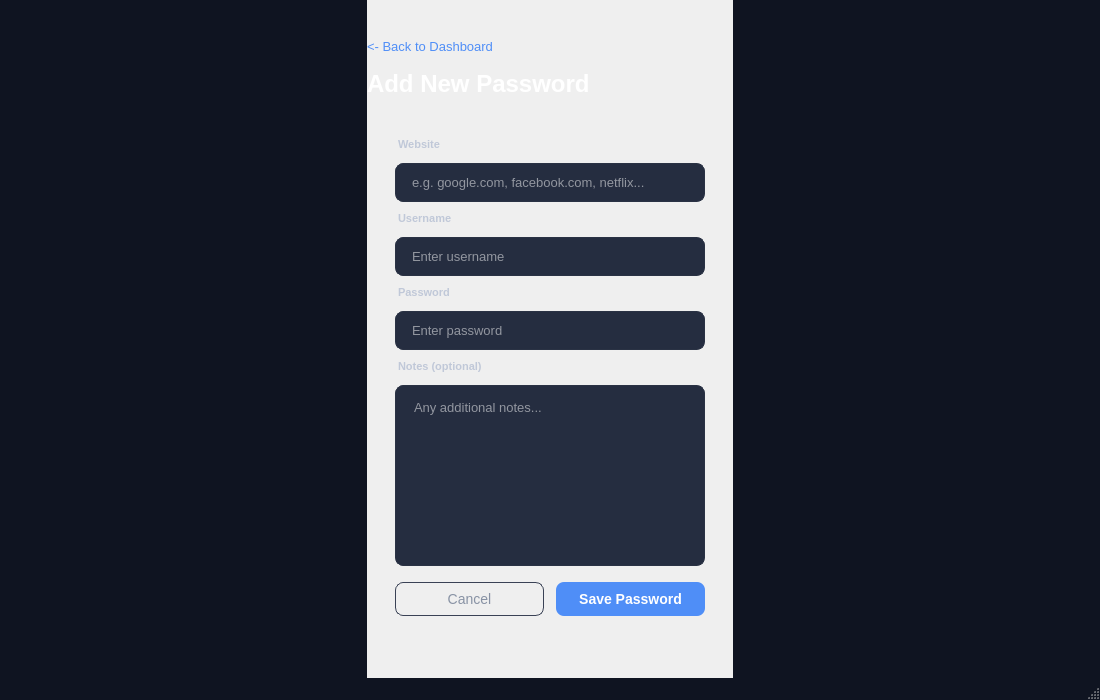
First picture: the form in HashVault/HashVault.ui, repository Sanketpatil27/HashVault, before the edit.
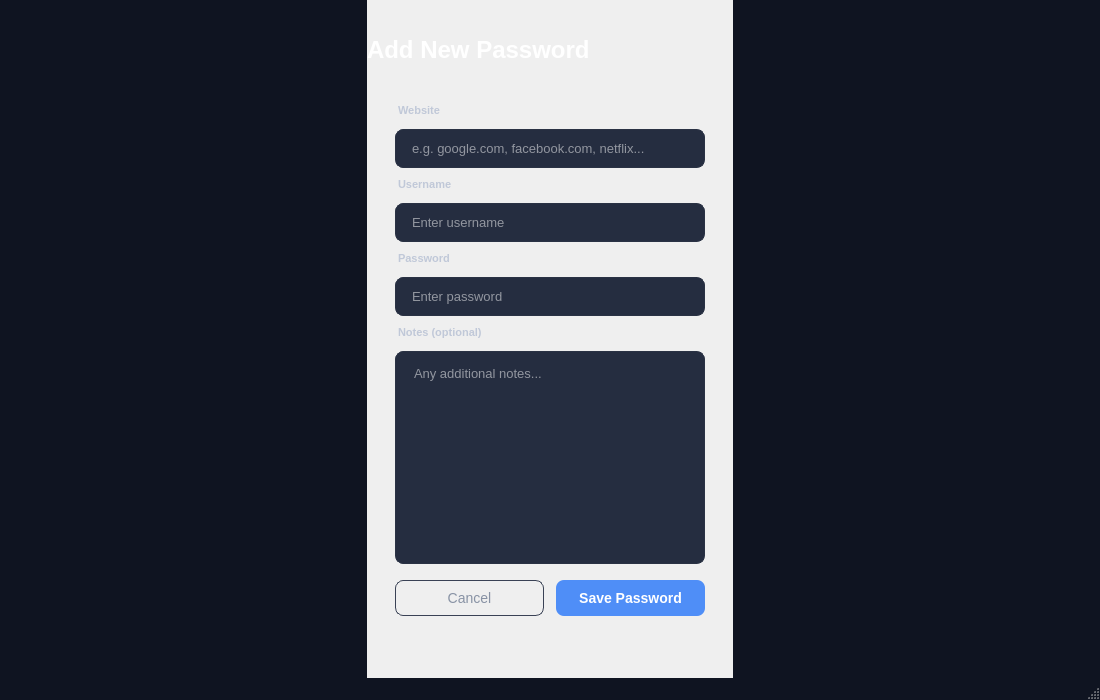
Second picture: the form after the edit. The open tabs and pages were chosen to show the change.

Commit message: Added the Edit Password Functionality

What changed in the file:
```diff
--- a/HashVault/HashVault.ui
+++ b/HashVault/HashVault.ui
@@ -1139,22 +1139,7 @@
             <property name="bottomMargin">
              <number>36</number>
             </property>
-            <item>
-             <widget class="QPushButton" name="backToDashboardBtn">
-              <property name="styleSheet">
-               <string notr="true">
-                    QPushButton {
-                        background-color: transparent; color: #4F8EF7; border: none;
-                        font-size: 13px; font-family: &quot;Segoe UI&quot;; text-align: left; padding: 4px 0;
-                    }
-                    QPushButton:hover { color: #FFFFFF; }
-               </string>
-              </property>
-              <property name="text">
-               <string>&lt;- Back to Dashboard</string>
-              </property>
-             </widget>
-            </item>
+
             <item>
              <widget class="QLabel" name="addPwdTitle">
               <property name="styleSheet">
```
The commit also changes 2 other files.
